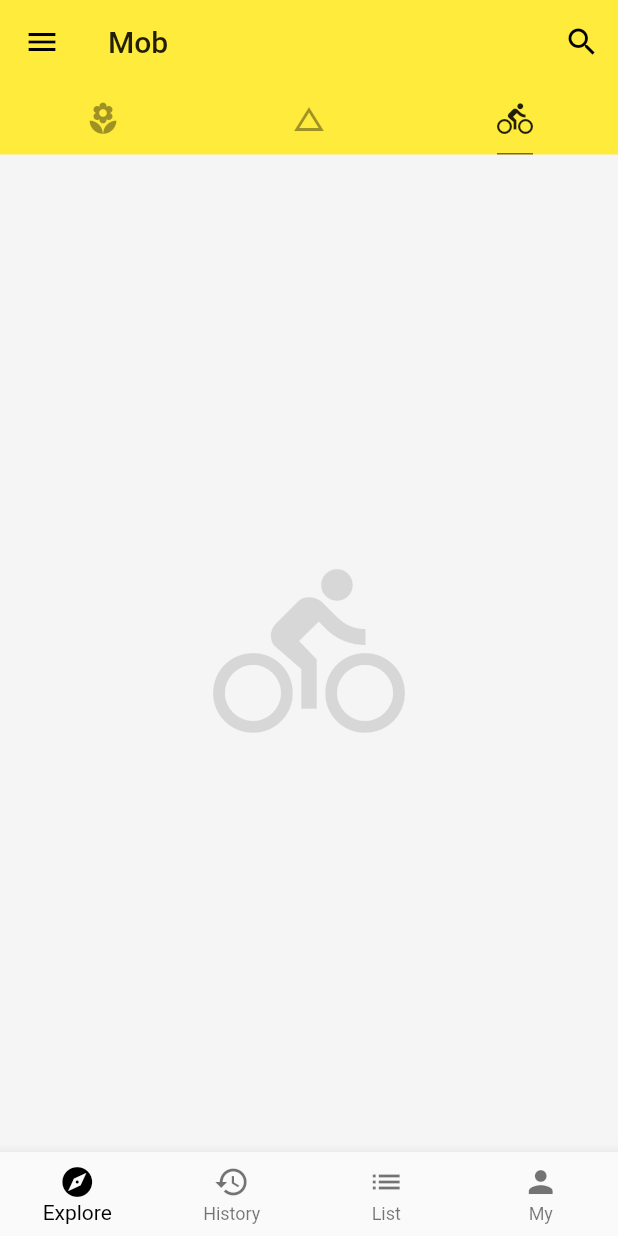
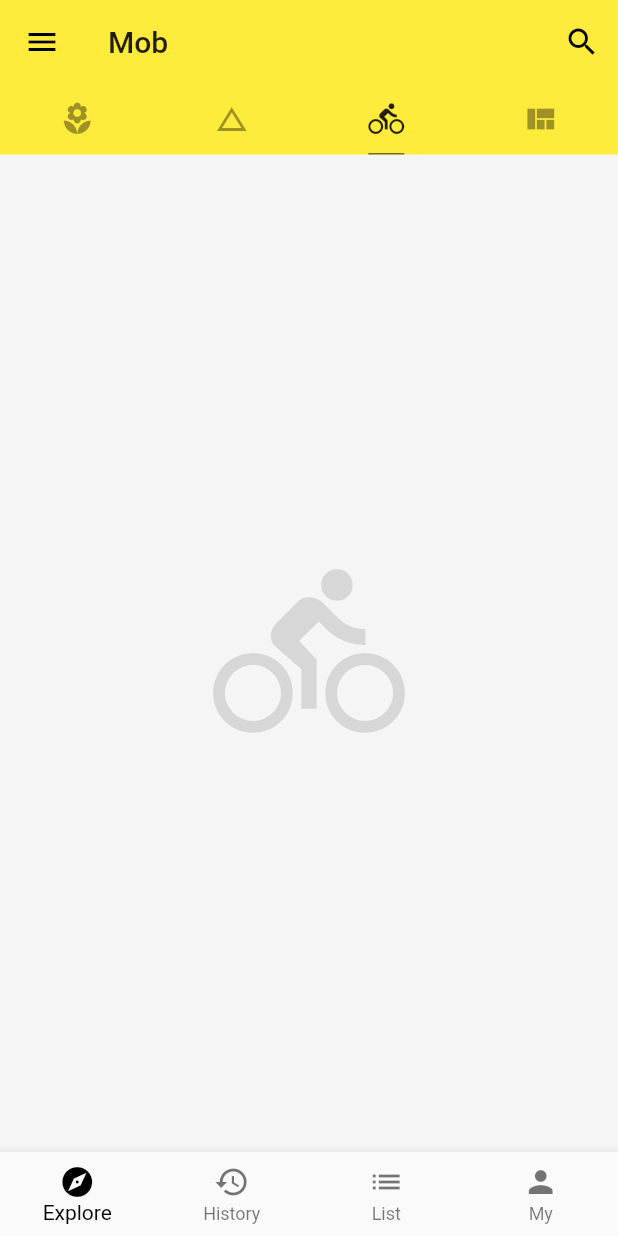
Before and after one commit to GitHubMob/flutter_demo, a Flutter app: the screen it shows after launch, tab 3 chosen, on a phone screen of 412 x 824 dp. Run offline on Flutter 3.47's test engine with Material 2 defaults, Android fonts, the phone set to English and light mode, and no system bars; network calls fail.

Commit message:
view Init

```diff
--- a/lib/main.dart
+++ b/lib/main.dart
@@ -3,6 +3,7 @@ import './demo/listview_demo.dart';
 import './demo/drawer_demo.dart';
 import './demo/bottom_navigationbar_demo.dart';
 import './demo/basic_demo.dart';
+import './demo/view_demo.dart';
 
 void main(List<String> args) => runApp(App());
 
@@ -20,12 +21,10 @@ class App extends StatelessWidget {
 }
 
 class Home extends StatelessWidget {
-
-
   @override
   Widget build(BuildContext context) {
     return DefaultTabController(
-        length: 3,
+        length: 4,
         child: Scaffold(
           backgroundColor: Colors.grey[100],
           appBar: AppBar(
@@ -52,6 +51,7 @@ class Home extends StatelessWidget {
                 Tab(icon: Icon(Icons.local_florist)),
                 Tab(icon: Icon(Icons.change_history)),
                 Tab(icon: Icon(Icons.directions_bike)),
+                Tab(icon: Icon(Icons.view_quilt)),
               ],
             ),
           ),
@@ -59,13 +59,12 @@ class Home extends StatelessWidget {
             children: <Widget>[
               ListVideoDemo(),
               BasicDemo(),
-                // Icon(Icons.change_history, size: 128.0, color: Colors.black12),
               Icon(Icons.directions_bike, size: 128.0, color: Colors.black12),
+              ViewDemo(),
             ],
           ),
           drawer: DrawerDemo(),
-            bottomNavigationBar:BottomNavigationBarDemo(),
-        )
-    );
+          bottomNavigationBar: BottomNavigationBarDemo(),
+        ));
   }
 }
```
Also changed, not shown: lib/demo/view_demo.dart (added, +10 -0 lines). Lines whose indentation alone changed are shown as unchanged.
